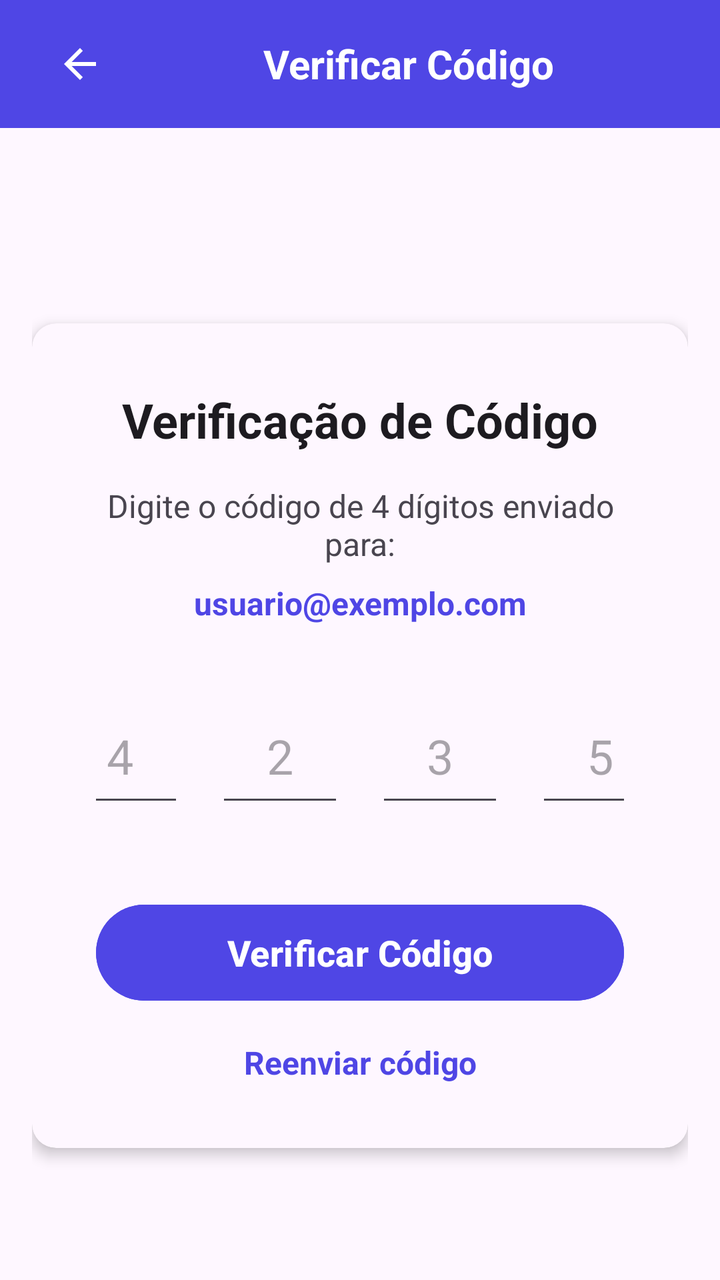
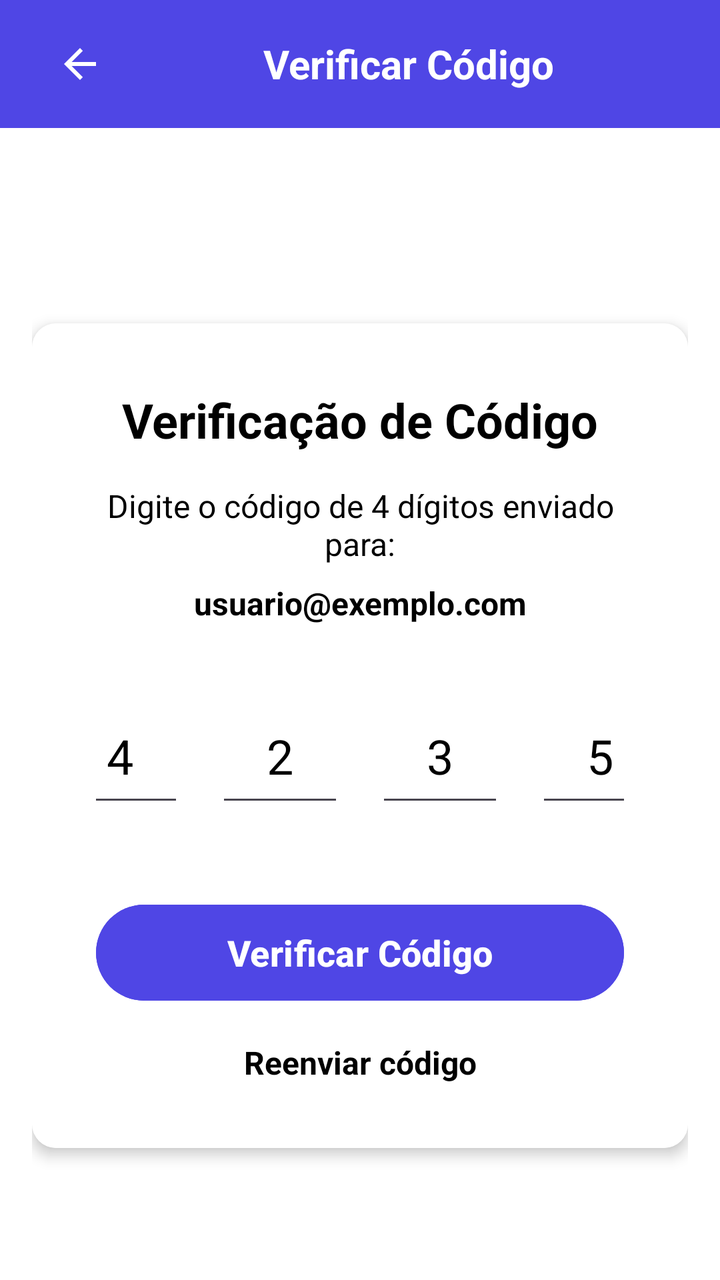

The first picture is an Android layout as it rendered before a commit; the second is the same layout after the commit. The layout source and the unified diff follow.
<!-- AndroidManifest.xml: application theme Theme.SmartApp -->
<!-- res/layout/esqueceu_senha_codigo.xml -->
<?xml version="1.0" encoding="utf-8"?>
<LinearLayout xmlns:android="http://schemas.android.com/apk/res/android"
    xmlns:app="http://schemas.android.com/apk/res-auto"
    android:layout_width="match_parent"
    android:layout_height="match_parent"
    android:background="?android:attr/colorBackground"
    android:orientation="vertical">

    
    <LinearLayout
        android:id="@+id/header"
        android:layout_width="match_parent"
        android:layout_height="?attr/actionBarSize"
        android:background="#4F46E5"
        android:gravity="center_vertical"
        android:orientation="horizontal"
        android:padding="16dp">

        <ImageButton
            android:id="@+id/btnVoltarCodigo"
            android:layout_width="48dp"
            android:layout_height="48dp"
            android:background="?attr/selectableItemBackgroundBorderless"
            android:contentDescription="Voltar"
            android:src="@drawable/ic_arrow_back"
            app:tint="@android:color/white" />

        <TextView
            android:layout_width="0dp"
            android:layout_height="wrap_content"
            android:layout_weight="1"
            android:gravity="center"
            android:text="Verificar Código"
            android:textColor="@android:color/white"
            android:textSize="20sp"
            android:textStyle="bold"/>
    </LinearLayout>

    
    <ScrollView
        android:layout_width="match_parent"
        android:layout_height="0dp"
        android:layout_weight="1"
        android:padding="16dp"
        android:fillViewport="true">

        <LinearLayout
            android:layout_width="match_parent"
            android:layout_height="wrap_content"
            android:orientation="vertical"
            android:gravity="center">

            
            <androidx.cardview.widget.CardView
                android:layout_width="match_parent"
                android:layout_height="wrap_content"
                app:cardCornerRadius="12dp"
                app:cardElevation="4dp"
                app:cardBackgroundColor="?android:attr/colorBackground"
                android:layout_marginTop="32dp">

                <LinearLayout
                    android:layout_width="match_parent"
                    android:layout_height="wrap_content"
                    android:orientation="vertical"
                    android:padding="32dp">

                    <TextView
                        android:layout_width="match_parent"
                        android:layout_height="wrap_content"
                        android:text="Verificação de Código"
                        android:textAlignment="center"
                        android:textColor="?android:attr/textColorPrimary"
                        android:textSize="24sp"
                        android:textStyle="bold"
                        android:layout_marginBottom="16dp"/>

                    <TextView
                        android:layout_width="match_parent"
                        android:layout_height="wrap_content"
                        android:text="Digite o código de 4 dígitos enviado para:"
                        android:textColor="?android:attr/textColorSecondary"
                        android:textSize="16sp"
                        android:textAlignment="center"
                        android:layout_marginBottom="8dp"/>

                    <TextView
                        android:id="@+id/tvEmailPhone"
                        android:layout_width="match_parent"
                        android:layout_height="wrap_content"
                        android:text="usuario@exemplo.com"
                        android:textColor="#4F46E5"
                        android:textSize="16sp"
                        android:textAlignment="center"
                        android:textStyle="bold"
                        android:layout_marginBottom="24dp"/>

                    
                    <LinearLayout
                        android:layout_width="match_parent"
                        android:layout_height="wrap_content"
                        android:orientation="horizontal"
                        android:gravity="center"
                        android:layout_marginBottom="32dp">

                        <EditText
                            android:id="@+id/etCode1"
                            android:hint="4"
                            android:layout_width="64dp"
                            android:layout_height="64dp"
                            android:background="?android:attr/editTextBackground"
                            android:gravity="center"
                            android:inputType="number"
                            android:maxLength="1"
                            android:textSize="24sp"
                            android:textColor="?android:attr/textColorPrimary"
                            android:layout_margin="8dp"/>

                        <EditText
                            android:id="@+id/etCode2"
                            android:hint="2"
                            android:layout_width="64dp"
                            android:layout_height="64dp"
                            android:background="?android:attr/editTextBackground"
                            android:gravity="center"
                            android:inputType="number"
                            android:maxLength="1"
                            android:textSize="24sp"
                            android:textColor="?android:attr/textColorPrimary"
                            android:layout_margin="8dp"/>

                        <EditText
                            android:id="@+id/etCode3"
                            android:hint="3"
                            android:layout_width="64dp"
                            android:layout_height="64dp"
                            android:background="?android:attr/editTextBackground"
                            android:gravity="center"
                            android:inputType="number"
                            android:maxLength="1"
                            android:textSize="24sp"
                            android:textColor="?android:attr/textColorPrimary"
                            android:layout_margin="8dp"
                            />

                        <EditText
                            android:id="@+id/etCode4"
                            android:hint="5"
                            android:layout_width="64dp"
                            android:layout_height="64dp"
                            android:background="?android:attr/editTextBackground"
                            android:gravity="center"
                            android:inputType="number"
                            android:maxLength="1"
                            android:textSize="24sp"
                            android:textColor="?android:attr/textColorPrimary"
                            android:layout_margin="8dp"/>
                    </LinearLayout>

                    
                    <Button
                        android:id="@+id/btnVerificarCodigo"
                        android:layout_width="match_parent"
                        android:layout_height="56dp"
                        android:backgroundTint="#4F46E5"
                        android:text="Verificar Código"
                        android:textColor="@android:color/white"
                        android:textSize="18sp"
                        android:textStyle="bold"
                        android:layout_marginBottom="16dp"/>

                    
                    <TextView
                        android:id="@+id/tvReenviarCodigo"
                        android:layout_width="match_parent"
                        android:layout_height="wrap_content"
                        android:text="Reenviar código"
                        android:textColor="#4F46E5"
                        android:textSize="16sp"
                        android:textAlignment="center"
                        android:textStyle="bold"/>
                </LinearLayout>
            </androidx.cardview.widget.CardView>
        </LinearLayout>
    </ScrollView>
</LinearLayout>
<!-- resources referenced by this layout -->
<resources>
  <!-- drawable ic_arrow_back (drawable) -->
  <vector xmlns:android="http://schemas.android.com/apk/res/android"
      android:width="24dp"
      android:height="24dp"
      android:viewportWidth="24"
      android:viewportHeight="24">
      <path android:fillColor="#FFFFFF" android:pathData="M20,11H7.83l5.59,-5.59L12,4l-8,8 8,8 1.41,-1.41L7.83,13H20v-2z"/>
  </vector>
  <style name="Theme.SmartApp" parent="Base.Theme.SmartApp" />
  <style name="Base.Theme.SmartApp" parent="Theme.Material3.DayNight.NoActionBar" />
</resources>

<!-- the commit's change to res/layout/esqueceu_senha_codigo.xml (unified diff, before → after) -->
@@ -3,7 +3,7 @@
     xmlns:app="http://schemas.android.com/apk/res-auto"
     android:layout_width="match_parent"
     android:layout_height="match_parent"
-    android:background="?android:attr/colorBackground"
+    android:background="@color/white"
     android:orientation="vertical">
 
     
@@ -42,13 +42,15 @@
         android:layout_height="0dp"
         android:layout_weight="1"
         android:padding="16dp"
-        android:fillViewport="true">
+        android:fillViewport="true"
+        android:background="@color/white">
 
         <LinearLayout
             android:layout_width="match_parent"
             android:layout_height="wrap_content"
             android:orientation="vertical"
-            android:gravity="center">
+            android:gravity="center"
+            android:background="@color/white">
 
             
             <androidx.cardview.widget.CardView
@@ -56,21 +58,22 @@
                 android:layout_height="wrap_content"
                 app:cardCornerRadius="12dp"
                 app:cardElevation="4dp"
-                app:cardBackgroundColor="?android:attr/colorBackground"
+                app:cardBackgroundColor="@color/white"
                 android:layout_marginTop="32dp">
 
                 <LinearLayout
                     android:layout_width="match_parent"
                     android:layout_height="wrap_content"
                     android:orientation="vertical"
-                    android:padding="32dp">
+                    android:padding="32dp"
+                    android:background="@color/white">
 
                     <TextView
                         android:layout_width="match_parent"
                         android:layout_height="wrap_content"
                         android:text="Verificação de Código"
                         android:textAlignment="center"
-                        android:textColor="?android:attr/textColorPrimary"
+                        android:textColor="@android:color/black"
                         android:textSize="24sp"
                         android:textStyle="bold"
                         android:layout_marginBottom="16dp"/>
@@ -79,7 +82,7 @@
                         android:layout_width="match_parent"
                         android:layout_height="wrap_content"
                         android:text="Digite o código de 4 dígitos enviado para:"
-                        android:textColor="?android:attr/textColorSecondary"
+                        android:textColor="@android:color/black"
                         android:textSize="16sp"
                         android:textAlignment="center"
                         android:layout_marginBottom="8dp"/>
@@ -89,7 +92,7 @@
                         android:layout_width="match_parent"
                         android:layout_height="wrap_content"
                         android:text="usuario@exemplo.com"
-                        android:textColor="#4F46E5"
+                        android:textColor="@android:color/black"
                         android:textSize="16sp"
                         android:textAlignment="center"
                         android:textStyle="bold"
@@ -113,7 +116,8 @@
                             android:inputType="number"
                             android:maxLength="1"
                             android:textSize="24sp"
-                            android:textColor="?android:attr/textColorPrimary"
+                            android:textColor="@android:color/black"
+                            android:textColorHint="@android:color/black"
                             android:layout_margin="8dp"/>
 
                         <EditText
@@ -126,7 +130,8 @@
                             android:inputType="number"
                             android:maxLength="1"
                             android:textSize="24sp"
-                            android:textColor="?android:attr/textColorPrimary"
+                            android:textColor="@android:color/black"
+                            android:textColorHint="@android:color/black"
                             android:layout_margin="8dp"/>
 
                         <EditText
@@ -139,7 +144,8 @@
                             android:inputType="number"
                             android:maxLength="1"
                             android:textSize="24sp"
-                            android:textColor="?android:attr/textColorPrimary"
+                            android:textColor="@android:color/black"
+                            android:textColorHint="@android:color/black"
                             android:layout_margin="8dp"
                             />
 
@@ -153,7 +159,8 @@
                             android:inputType="number"
                             android:maxLength="1"
                             android:textSize="24sp"
-                            android:textColor="?android:attr/textColorPrimary"
+                            android:textColor="@android:color/black"
+                            android:textColorHint="@android:color/black"
                             android:layout_margin="8dp"/>
                     </LinearLayout>
 
@@ -175,7 +182,7 @@
                         android:layout_width="match_parent"
                         android:layout_height="wrap_content"
                         android:text="Reenviar código"
-                        android:textColor="#4F46E5"
+                        android:textColor="@android:color/black"
                         android:textSize="16sp"
                         android:textAlignment="center"
                         android:textStyle="bold"/>
<!-- resource entries referenced after the edit -->
@@ -1,5 +1,6 @@
 <!-- resources referenced by this layout -->
 <resources>
+  <color name="white">#FFFFFFFF</color>
   <!-- drawable ic_arrow_back (drawable) -->
   <vector xmlns:android="http://schemas.android.com/apk/res/android"
       android:width="24dp"
